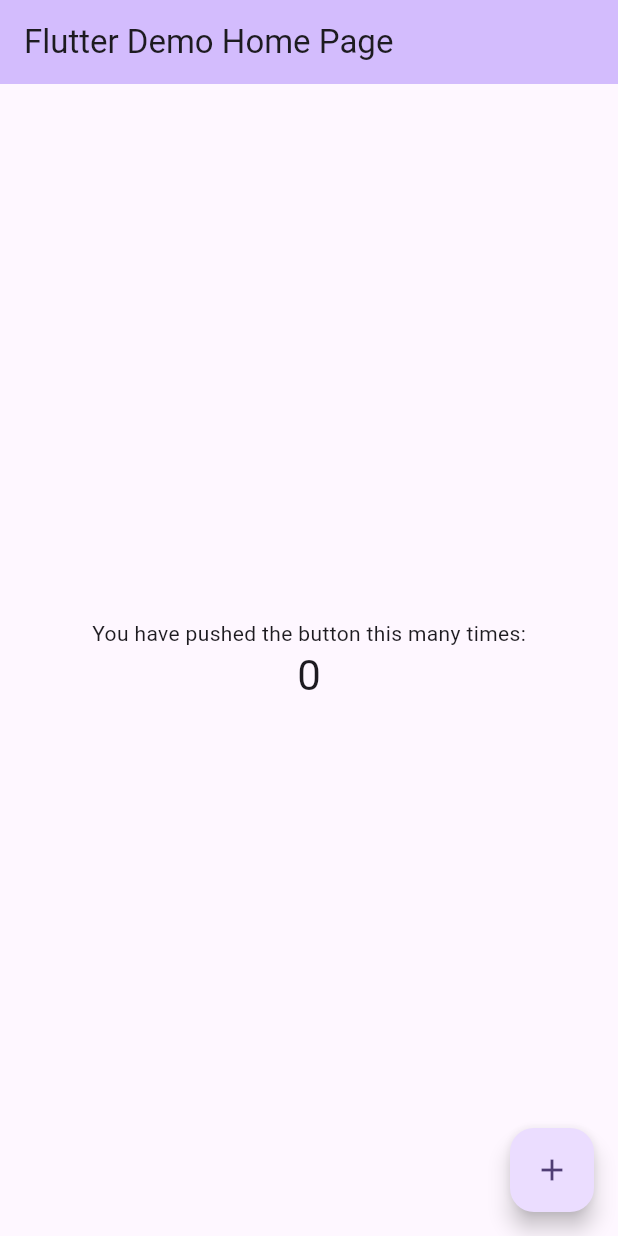
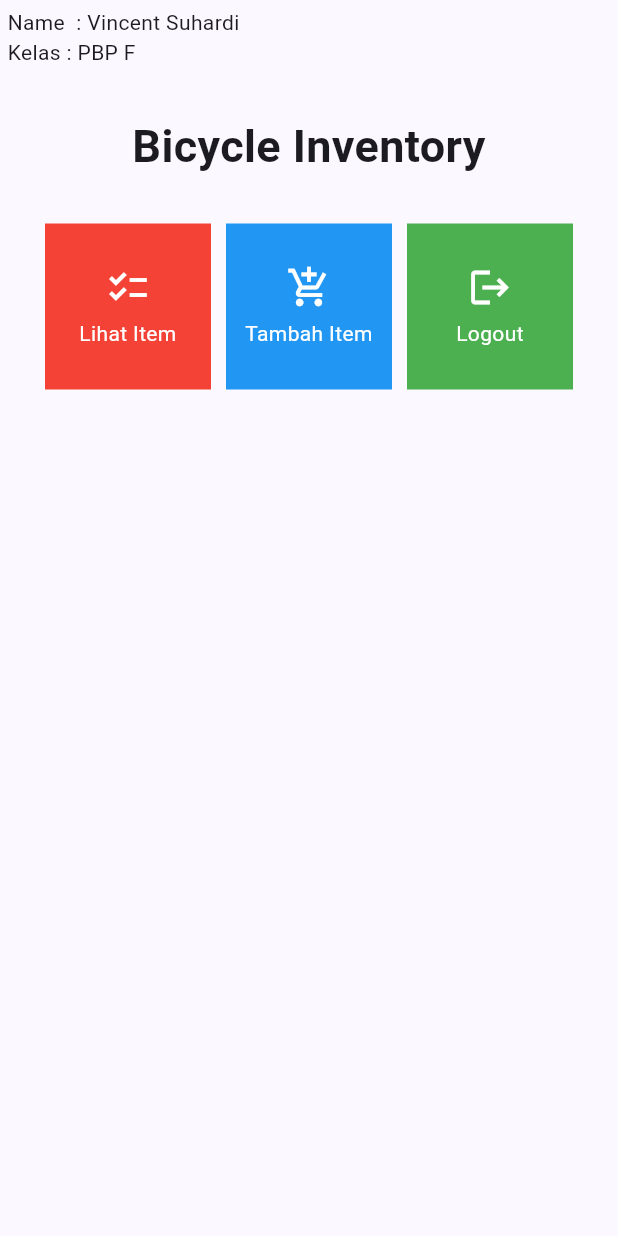
Before and after one commit to InhumanlyInsane/bicycleparts-inv-mobile, a Flutter app: the screen it shows after launch, on a phone screen of 412 x 824 dp. Run offline on Flutter 3.47's test engine with Material 2 defaults, Android fonts, the phone set to English and light mode, and no system bars.

Commit message:
selesai mengerjakan tugas 7 pbp

```diff
--- a/main/lib/main.dart
+++ b/main/lib/main.dart
@@ -1,4 +1,5 @@
 import 'package:flutter/material.dart';
+import 'package:main/menu.dart';
 
 void main() {
   runApp(const MyApp());
@@ -11,7 +12,7 @@ class MyApp extends StatelessWidget {
   @override
   Widget build(BuildContext context) {
     return MaterialApp(
-      title: 'Flutter Demo',
+      title: 'Bicycle Inventory',
       theme: ThemeData(
         // This is the theme of your application.
         //
@@ -28,98 +29,10 @@ class MyApp extends StatelessWidget {
         //
         // This works for code too, not just values: Most code changes can be
         // tested with just a hot reload.
-        colorScheme: ColorScheme.fromSeed(seedColor: Colors.deepPurple),
+        colorScheme: ColorScheme.fromSeed(seedColor: const Color(0x0003002e)),
         useMaterial3: true,
       ),
-      home: const MyHomePage(title: 'Flutter Demo Home Page'),
+      home: MyHomePage(),
     );
   }
 }
-
-class MyHomePage extends StatefulWidget {
-  const MyHomePage({super.key, required this.title});
-
-  // This widget is the home page of your application. It is stateful, meaning
-  // that it has a State object (defined below) that contains fields that affect
-  // how it looks.
-
-  // This class is the configuration for the state. It holds the values (in this
-  // case the title) provided by the parent (in this case the App widget) and
-  // used by the build method of the State. Fields in a Widget subclass are
-  // always marked "final".
-
-  final String title;
-
-  @override
-  State<MyHomePage> createState() => _MyHomePageState();
-}
-
-class _MyHomePageState extends State<MyHomePage> {
-  int _counter = 0;
-
-  void _incrementCounter() {
-    setState(() {
-      // This call to setState tells the Flutter framework that something has
-      // changed in this State, which causes it to rerun the build method below
-      // so that the display can reflect the updated values. If we changed
-      // _counter without calling setState(), then the build method would not be
-      // called again, and so nothing would appear to happen.
-      _counter++;
-    });
-  }
-
-  @override
-  Widget build(BuildContext context) {
-    // This method is rerun every time setState is called, for instance as done
-    // by the _incrementCounter method above.
-    //
-    // The Flutter framework has been optimized to make rerunning build methods
-    // fast, so that you can just rebuild anything that needs updating rather
-    // than having to individually change instances of widgets.
-    return Scaffold(
-      appBar: AppBar(
-        // TRY THIS: Try changing the color here to a specific color (to
-        // Colors.amber, perhaps?) and trigger a hot reload to see the AppBar
-        // change color while the other colors stay the same.
-        backgroundColor: Theme.of(context).colorScheme.inversePrimary,
-        // Here we take the value from the MyHomePage object that was created by
-        // the App.build method, and use it to set our appbar title.
-        title: Text(widget.title),
-      ),
-      body: Center(
-        // Center is a layout widget. It takes a single child and positions it
-        // in the middle of the parent.
-        child: Column(
-          // Column is also a layout widget. It takes a list of children and
-          // arranges them vertically. By default, it sizes itself to fit its
-          // children horizontally, and tries to be as tall as its parent.
-          //
-          // Column has various properties to control how it sizes itself and
-          // how it positions its children. Here we use mainAxisAlignment to
-          // center the children vertically; the main axis here is the vertical
-          // axis because Columns are vertical (the cross axis would be
-          // horizontal).
-          //
-          // TRY THIS: Invoke "debug painting" (choose the "Toggle Debug Paint"
-          // action in the IDE, or press "p" in the console), to see the
-          // wireframe for each widget.
-          mainAxisAlignment: MainAxisAlignment.center,
-          children: <Widget>[
-            const Text(
-              'You have pushed the button this many times:',
-            ),
-            Text(
-              '$_counter',
-              style: Theme.of(context).textTheme.headlineMedium,
-            ),
-          ],
-        ),
-      ),
-      floatingActionButton: FloatingActionButton(
-        onPressed: _incrementCounter,
-        tooltip: 'Increment',
-        child: const Icon(Icons.add),
-      ), // This trailing comma makes auto-formatting nicer for build methods.
-    );
-  }
-}
--- /dev/null
+++ b/main/lib/menu.dart
@@ -0,0 +1,136 @@
+import 'package:flutter/material.dart';
+
+class MyHomePage extends StatelessWidget {
+  MyHomePage({Key? key}) : super(key: key);
+
+  final List<ShopItem> items = [
+      ShopItem("Lihat Item", Icons.checklist, Colors.red),
+      ShopItem("Tambah Item", Icons.add_shopping_cart, Colors.blue),
+      ShopItem("Logout", Icons.logout, Colors.green),
+  ];
+
+  // This widget is the home page of your application. It is stateful, meaning
+  // that it has a State object (defined below) that contains fields that affect
+  // how it looks.
+
+  // This class is the configuration for the state. It holds the values (in this
+  // case the title) provided by the parent (in this case the App widget) and
+  // used by the build method of the State. Fields in a Widget subclass are
+  // always marked "final".
+
+  @override
+    Widget build(BuildContext context) {
+        return Scaffold(
+
+          appBar: AppBar(
+            flexibleSpace: Container(
+              margin: const EdgeInsets.all(5), // Adjust the margin as needed
+              child: const Column(
+                crossAxisAlignment: CrossAxisAlignment.start,
+                children: [
+                  Text('Name  : Vincent Suhardi'),
+                  Text('Kelas : PBP F'),
+                ],
+              ),
+            ),
+          ),
+
+          body: SingleChildScrollView(
+            // Widget wrapper yang dapat discroll
+            child: Padding(
+              padding: const EdgeInsets.all(10.0), // Set padding dari halaman
+              child: Column(
+                // Widget untuk menampilkan children secara vertikal
+                children: <Widget>[
+
+                  const Padding(
+                    padding: EdgeInsets.only(top: 10.0, bottom: 10.0),
+                    // Widget Text untuk menampilkan tulisan dengan alignment center dan style yang sesuai
+                    child: Text(
+                      'Bicycle Inventory', // Text yang menandakan toko
+                      textAlign: TextAlign.center,
+                      style: TextStyle(
+                        fontSize: 30,
+                        fontWeight: FontWeight.bold,
+                      ),
+                    ),
+                  ),
+
+                  // Grid layout
+                  GridView.count(
+                    // Container pada card kita.
+                    primary: true,
+                    padding: const EdgeInsets.all(20),
+                    crossAxisSpacing: 10,
+                    mainAxisSpacing: 10,
+                    crossAxisCount: 3,
+                    shrinkWrap: true,
+                    children: items.map((ShopItem item) {
+                      // Iterasi untuk setiap item
+                      return ShopCard(item);
+                    }).toList(),
+                  ),
+                ],
+              ),
+            ),
+          ),
+
+        );
+    }
+
+
+
+}
+
+class ShopItem {
+  final String name;
+  final IconData icon;
+  final Color color;
+
+  ShopItem(this.name, this.icon, this.color);
+}
+
+class ShopCard extends StatelessWidget {
+  final ShopItem item;
+
+  const ShopCard(this.item, {super.key}); // Constructor
+
+  @override
+  Widget build(BuildContext context) {
+    return Material(
+      color: item.color,
+      child: InkWell(
+        // Area responsive terhadap sentuhan
+        onTap: () {
+          // Memunculkan SnackBar ketika diklik
+          ScaffoldMessenger.of(context)
+            ..hideCurrentSnackBar()
+            ..showSnackBar(SnackBar(
+                content: Text("Kamu telah menekan tombol ${item.name}!")));
+        },
+        child: Container(
+          // Container untuk menyimpan Icon dan Text
+          padding: const EdgeInsets.all(8),
+          child: Center(
+            child: Column(
+              mainAxisAlignment: MainAxisAlignment.center,
+              children: [
+                Icon(
+                  item.icon,
+                  color: Colors.white,
+                  size: 30.0,
+                ),
+                const Padding(padding: EdgeInsets.all(3)),
+                Text(
+                  item.name,
+                  textAlign: TextAlign.center,
+                  style: const TextStyle(color: Colors.white),
+                ),
+              ],
+            ),
+          ),
+        ),
+      ),
+    );
+  }
+}
```
Also changed, not shown: 1 other file.
